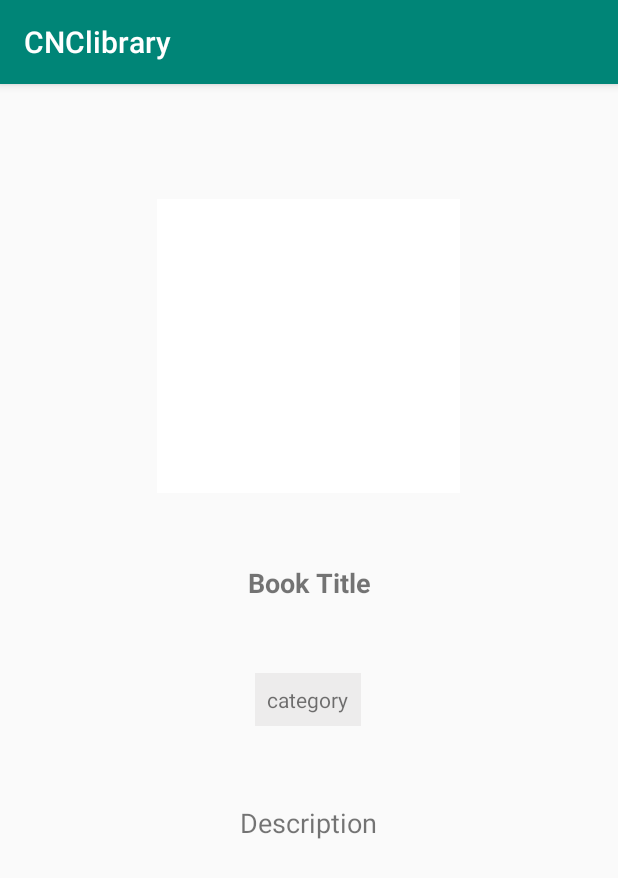
After one commit to tumbj/CNClibrary, an Android app: the BookActivity screen opened directly, with no data from a screen before it, on a phone screen of 412 x 824 dp. The commit adds this screen. Shown: the top 878 px of the screen. Run offline under Robolectric (Android 15) with nearby library versions, the phone set to English and light mode, and no system bars.

```diff
--- a/app/build.gradle
+++ b/app/build.gradle
@@ -38,7 +38,9 @@ dependencies {
     implementation 'me.dm7.barcodescanner:zxing:1.9.13'
     implementation 'androidx.gridlayout:gridlayout:1.0.0'
     implementation "androidx.recyclerview:recyclerview:1.1.0"
+    implementation "androidx.cardview:cardview:1.0.0"
     // For control over item selection of both touch and mouse driven selection
     implementation "androidx.recyclerview:recyclerview-selection:1.1.0-rc01"
     implementation 'com.google.firebase:firebase-database:19.2.1'
+    implementation 'androidx.legacy:legacy-support-v4:1.0.0'
 }
--- a/app/src/main/AndroidManifest.xml
+++ b/app/src/main/AndroidManifest.xml
@@ -20,6 +20,8 @@
         <activity android:name=".ui.scanner.BorrowActivity" />
         <activity android:name=".ui.scanner.ReturnActivity" />
         <activity android:name=".ui.scanner.AddActivity" />
+        <activity android:name=".ui.home.BookActivity" />
+
         <activity
             android:name=".ui.login.LoginActivity"
             android:label="@string/title_activity_login" />
--- /dev/null
+++ b/app/src/main/java/com/example/cnclibrary/ui/home/BookActivity.java
@@ -0,0 +1,15 @@
+package com.example.cnclibrary.ui.home;
+
+import android.os.Bundle;
+
+import androidx.appcompat.app.AppCompatActivity;
+
+import com.example.cnclibrary.R;
+
+public class BookActivity  extends AppCompatActivity {
+    @Override
+    protected void onCreate(Bundle saveInstanceState){
+        super.onCreate(saveInstanceState);
+        setContentView(R.layout.activity_book);
+    }
+}
--- /dev/null
+++ b/app/src/main/res/layout/activity_book.xml
@@ -0,0 +1,73 @@
+<?xml version="1.0" encoding="utf-8"?>
+<LinearLayout xmlns:android="http://schemas.android.com/apk/res/android"
+    xmlns:app="http://schemas.android.com/apk/res-auto"
+    xmlns:tools="http://schemas.android.com/tools"
+    android:layout_width="match_parent"
+    android:layout_height="match_parent">
+
+
+    <androidx.constraintlayout.widget.ConstraintLayout
+        android:id="@+id/nestedScrollView"
+        android:layout_width="match_parent"
+        android:layout_height="match_parent"
+        android:layout_marginTop="10dp"
+        android:fillViewport="true"
+        android:padding="10dp">
+
+        <ImageView
+            android:id="@+id/bookthumbnail"
+            android:layout_width="202dp"
+            android:layout_height="196dp"
+            android:background="@color/cardview_light_background"
+            android:scaleType="centerCrop"
+            app:layout_constraintBottom_toBottomOf="parent"
+            app:layout_constraintEnd_toEndOf="parent"
+            app:layout_constraintHorizontal_bias="0.497"
+            app:layout_constraintStart_toStartOf="parent"
+            app:layout_constraintTop_toTopOf="parent"
+            app:layout_constraintVertical_bias="0.104" />
+
+        <TextView
+            android:id="@+id/textView5"
+            android:layout_width="wrap_content"
+            android:layout_height="wrap_content"
+            android:text="Book Title"
+            android:textSize="18sp"
+            android:textStyle="bold"
+            app:layout_constraintBottom_toBottomOf="parent"
+            app:layout_constraintEnd_toEndOf="parent"
+            app:layout_constraintStart_toStartOf="parent"
+            app:layout_constraintTop_toTopOf="parent"
+            app:layout_constraintVertical_bias="0.421" />
+
+        <TextView
+            android:id="@+id/textView6"
+            android:layout_width="wrap_content"
+            android:layout_height="wrap_content"
+            android:background="#edecec"
+            android:padding="8dp"
+            android:text="category"
+            app:layout_constraintBottom_toBottomOf="parent"
+            app:layout_constraintEnd_toEndOf="parent"
+            app:layout_constraintHorizontal_bias="0.498"
+            app:layout_constraintStart_toStartOf="parent"
+            app:layout_constraintTop_toBottomOf="@+id/textView5"
+            app:layout_constraintVertical_bias="0.127" />
+
+        <TextView
+            android:id="@+id/textView7"
+            android:layout_width="wrap_content"
+            android:layout_height="wrap_content"
+            android:text="Description"
+            android:textSize="18sp"
+            app:layout_constraintBottom_toBottomOf="parent"
+            app:layout_constraintEnd_toEndOf="parent"
+            app:layout_constraintHorizontal_bias="0.498"
+            app:layout_constraintStart_toStartOf="parent"
+            app:layout_constraintTop_toBottomOf="@+id/textView6"
+            app:layout_constraintVertical_bias="0.17" />
+
+
+    </androidx.constraintlayout.widget.ConstraintLayout>
+
+</LinearLayout>
--- a/app/src/main/res/layout/activity_main.xml
+++ b/app/src/main/res/layout/activity_main.xml
@@ -22,11 +22,11 @@
     <fragment
         android:id="@+id/nav_host_fragment"
         android:name="androidx.navigation.fragment.NavHostFragment"
-        android:layout_width="420dp"
-        android:layout_height="627dp"
+        android:layout_width="380dp"
+        android:layout_height="540dp"
         app:defaultNavHost="true"
         app:layout_constraintBottom_toTopOf="@id/nav_view"
-        app:layout_constraintHorizontal_bias="0.0"
+        app:layout_constraintHorizontal_bias="0.5"
         app:layout_constraintLeft_toLeftOf="parent"
         app:layout_constraintRight_toRightOf="parent"
         app:layout_constraintTop_toTopOf="parent"
```
Also changed, not shown: app/src/main/java/com/example/cnclibrary/MainActivity.java (+7 -1 lines), app/src/main/java/com/example/cnclibrary/ui/home/BookAdapter.java (added, +105 -0 lines), app/src/main/java/com/example/cnclibrary/ui/home/HomeFragment.java (+62 -1 lines), app/src/main/res/layout/cardview_item_book.xml (added, +32 -0 lines), app/src/main/res/layout/fragment_home.xml (+11 -2 lines).
